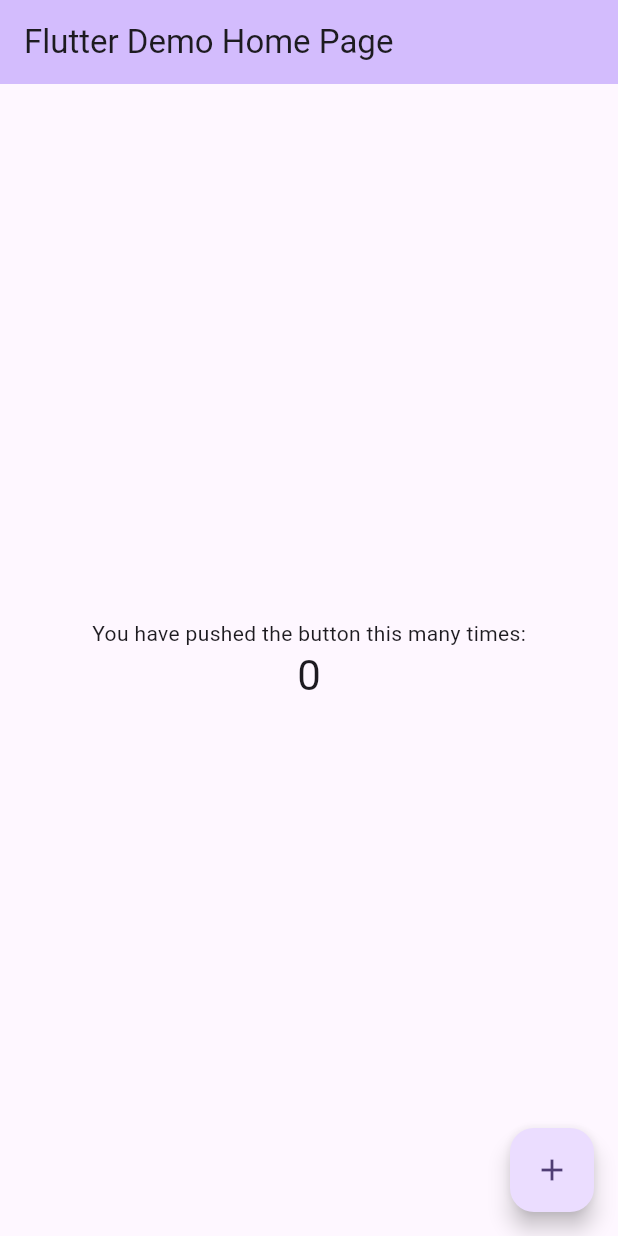
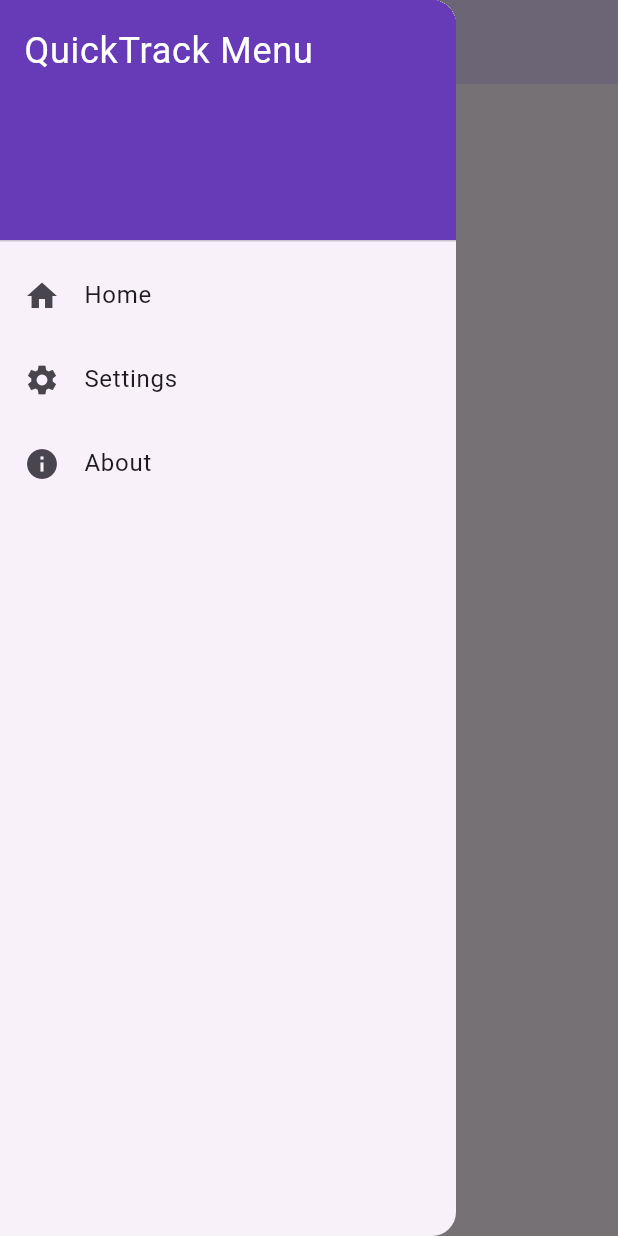
Before and after one commit to ffabious/quicktrack, a Flutter app: the screen it shows after launch, with the side drawer open (before the commit the screen has no drawer), on a phone screen of 412 x 824 dp. Run offline on Flutter 3.47's test engine with Material 3 defaults, Android fonts, the light colour scheme and no system bars.

Commit message:
proj-feat: basic ui

```diff
--- /dev/null
+++ b/lib/assets/app_bar_widget.dart
@@ -0,0 +1,22 @@
+import 'package:flutter/material.dart';
+
+class AppBarWidget extends StatelessWidget implements PreferredSizeWidget {
+  const AppBarWidget({super.key, required this.theme});
+
+  final ThemeData theme;
+
+  @override
+  Size get preferredSize => const Size.fromHeight(kToolbarHeight);
+
+  @override
+  Widget build(BuildContext context) {
+    return AppBar(
+      title: Text(
+        'QuickTrack',
+        style: TextStyle(fontSize: 24, fontWeight: FontWeight.bold),
+      ),
+      centerTitle: true,
+      backgroundColor: theme.colorScheme.primaryContainer,
+    );
+  }
+}
--- /dev/null
+++ b/lib/assets/app_drawer_widget.dart
@@ -0,0 +1,49 @@
+import 'package:flutter/material.dart';
+
+class AppDrawerWidget extends StatelessWidget {
+  const AppDrawerWidget({super.key, required this.onPageChanged});
+
+  final Function onPageChanged;
+
+  @override
+  Widget build(BuildContext context) {
+    return Drawer(
+      child: ListView(
+        padding: EdgeInsets.zero,
+        children: [
+          DrawerHeader(
+            decoration: BoxDecoration(color: Colors.deepPurple),
+            child: Text(
+              'QuickTrack Menu',
+              style: TextStyle(color: Colors.white, fontSize: 24),
+            ),
+          ),
+          ListTile(
+            leading: Icon(Icons.home),
+            title: Text('Home'),
+            onTap: () {
+              onPageChanged(0);
+              Navigator.pop(context);
+            },
+          ),
+          ListTile(
+            leading: Icon(Icons.settings),
+            title: Text('Settings'),
+            onTap: () {
+              onPageChanged(1);
+              Navigator.pop(context);
+            },
+          ),
+          ListTile(
+            leading: Icon(Icons.info),
+            title: Text('About'),
+            onTap: () {
+              onPageChanged(2);
+              Navigator.pop(context);
+            },
+          ),
+        ],
+      ),
+    );
+  }
+}
--- /dev/null
+++ b/lib/assets/my_app_state.dart
@@ -0,0 +1,5 @@
+import 'package:flutter/material.dart';
+
+class MyAppState extends ChangeNotifier {
+  // Add your app state properties and methods here
+}
--- a/lib/main.dart
+++ b/lib/main.dart
@@ -1,122 +1,55 @@
 import 'package:flutter/material.dart';
+import 'package:provider/provider.dart';
+import 'package:quicktrack/assets/app_bar_widget.dart';
+import 'package:quicktrack/assets/app_drawer_widget.dart';
+import 'package:quicktrack/assets/my_app_state.dart';
+import 'package:quicktrack/pages/home_page.dart';
 
 void main() {
-  runApp(const MyApp());
+  runApp(
+    ChangeNotifierProvider(
+      create: (context) => MyAppState(),
+      child: const MyApp(),
+    ),
+  );
 }
 
-class MyApp extends StatelessWidget {
+class MyApp extends StatefulWidget {
   const MyApp({super.key});
 
-  // This widget is the root of your application.
   @override
-  Widget build(BuildContext context) {
-    return MaterialApp(
-      title: 'Flutter Demo',
-      theme: ThemeData(
-        // This is the theme of your application.
-        //
-        // TRY THIS: Try running your application with "flutter run". You'll see
-        // the application has a purple toolbar. Then, without quitting the app,
-        // try changing the seedColor in the colorScheme below to Colors.green
-        // and then invoke "hot reload" (save your changes or press the "hot
-        // reload" button in a Flutter-supported IDE, or press "r" if you used
-        // the command line to start the app).
-        //
-        // Notice that the counter didn't reset back to zero; the application
-        // state is not lost during the reload. To reset the state, use hot
-        // restart instead.
-        //
-        // This works for code too, not just values: Most code changes can be
-        // tested with just a hot reload.
-        colorScheme: ColorScheme.fromSeed(seedColor: Colors.deepPurple),
-      ),
-      home: const MyHomePage(title: 'Flutter Demo Home Page'),
-    );
-  }
+  State<MyApp> createState() => _MyAppState();
 }
 
-class MyHomePage extends StatefulWidget {
-  const MyHomePage({super.key, required this.title});
+class _MyAppState extends State<MyApp> {
+  var pageIndex = 0;
+  final List<Widget> pages = [
+    HomePage(),
+    Center(child: Text('Settings Page')),
+    Center(child: Text('About Page')),
+  ];
 
-  // This widget is the home page of your application. It is stateful, meaning
-  // that it has a State object (defined below) that contains fields that affect
-  // how it looks.
-
-  // This class is the configuration for the state. It holds the values (in this
-  // case the title) provided by the parent (in this case the App widget) and
-  // used by the build method of the State. Fields in a Widget subclass are
-  // always marked "final".
-
-  final String title;
-
-  @override
-  State<MyHomePage> createState() => _MyHomePageState();
-}
-
-class _MyHomePageState extends State<MyHomePage> {
-  int _counter = 0;
-
-  void _incrementCounter() {
+  void onPageChanged(int index) {
     setState(() {
-      // This call to setState tells the Flutter framework that something has
-      // changed in this State, which causes it to rerun the build method below
-      // so that the display can reflect the updated values. If we changed
-      // _counter without calling setState(), then the build method would not be
-      // called again, and so nothing would appear to happen.
-      _counter++;
+      pageIndex = index;
     });
   }
 
   @override
   Widget build(BuildContext context) {
-    // This method is rerun every time setState is called, for instance as done
-    // by the _incrementCounter method above.
-    //
-    // The Flutter framework has been optimized to make rerunning build methods
-    // fast, so that you can just rebuild anything that needs updating rather
-    // than having to individually change instances of widgets.
-    return Scaffold(
-      appBar: AppBar(
-        // TRY THIS: Try changing the color here to a specific color (to
-        // Colors.amber, perhaps?) and trigger a hot reload to see the AppBar
-        // change color while the other colors stay the same.
-        backgroundColor: Theme.of(context).colorScheme.inversePrimary,
-        // Here we take the value from the MyHomePage object that was created by
-        // the App.build method, and use it to set our appbar title.
-        title: Text(widget.title),
+    var theme = ThemeData(
+      colorScheme: ColorScheme.fromSeed(seedColor: Colors.deepPurple),
+      useMaterial3: true,
+    );
+    return MaterialApp(
+      title: 'QuickTrack',
+      debugShowCheckedModeBanner: false,
+      theme: theme,
+      home: Scaffold(
+        appBar: AppBarWidget(theme: theme),
+        body: pages[pageIndex],
+        drawer: AppDrawerWidget(onPageChanged: onPageChanged),
       ),
-      body: Center(
-        // Center is a layout widget. It takes a single child and positions it
-        // in the middle of the parent.
-        child: Column(
-          // Column is also a layout widget. It takes a list of children and
-          // arranges them vertically. By default, it sizes itself to fit its
-          // children horizontally, and tries to be as tall as its parent.
-          //
-          // Column has various properties to control how it sizes itself and
-          // how it positions its children. Here we use mainAxisAlignment to
-          // center the children vertically; the main axis here is the vertical
-          // axis because Columns are vertical (the cross axis would be
-          // horizontal).
-          //
-          // TRY THIS: Invoke "debug painting" (choose the "Toggle Debug Paint"
-          // action in the IDE, or press "p" in the console), to see the
-          // wireframe for each widget.
-          mainAxisAlignment: MainAxisAlignment.center,
-          children: <Widget>[
-            const Text('You have pushed the button this many times:'),
-            Text(
-              '$_counter',
-              style: Theme.of(context).textTheme.headlineMedium,
-            ),
-          ],
-        ),
-      ),
-      floatingActionButton: FloatingActionButton(
-        onPressed: _incrementCounter,
-        tooltip: 'Increment',
-        child: const Icon(Icons.add),
-      ), // This trailing comma makes auto-formatting nicer for build methods.
     );
   }
 }
--- /dev/null
+++ b/lib/pages/home_page.dart
@@ -0,0 +1,10 @@
+import 'package:flutter/material.dart';
+
+class HomePage extends StatelessWidget {
+  const HomePage({super.key});
+
+  @override
+  Widget build(BuildContext context) {
+    return Center(child: Text('Welcome to QuickTrack!'));
+  }
+}
--- a/pubspec.yaml
+++ b/pubspec.yaml
@@ -34,6 +34,8 @@ dependencies:
   # The following adds the Cupertino Icons font to your application.
   # Use with the CupertinoIcons class for iOS style icons.
   cupertino_icons: ^1.0.8
+  provider: ^6.1.5
+  window_manager: ^0.5.0
 
 dev_dependencies:
   flutter_test:
```
Also changed, not shown: pubspec.lock, 14 other files.
